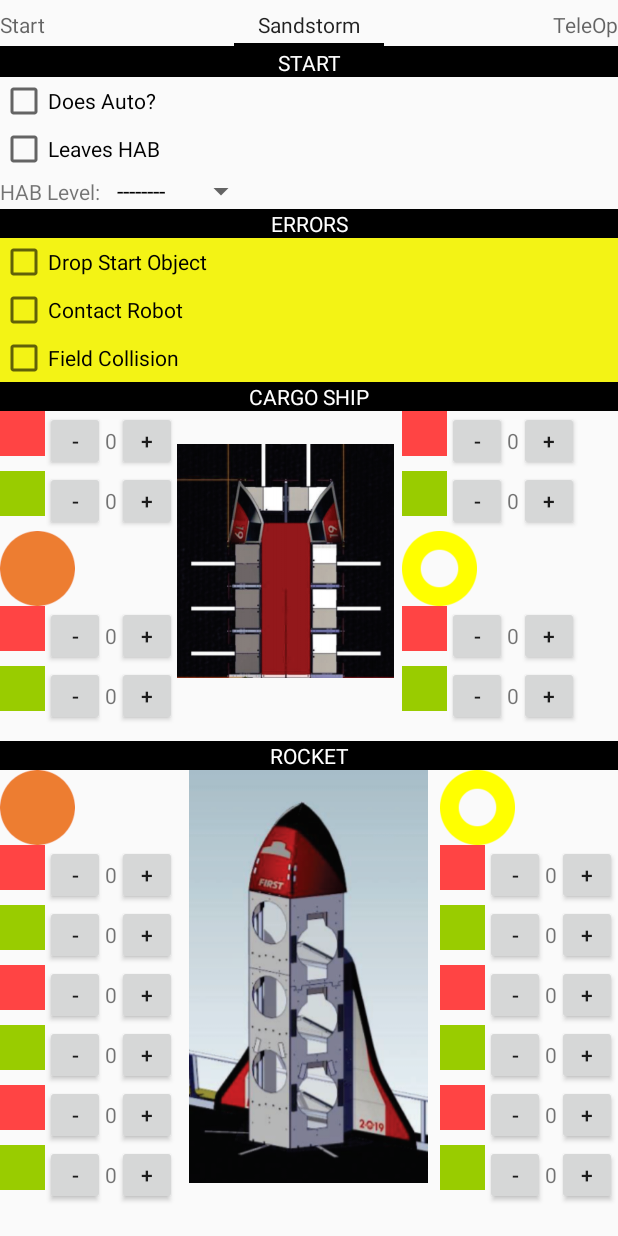
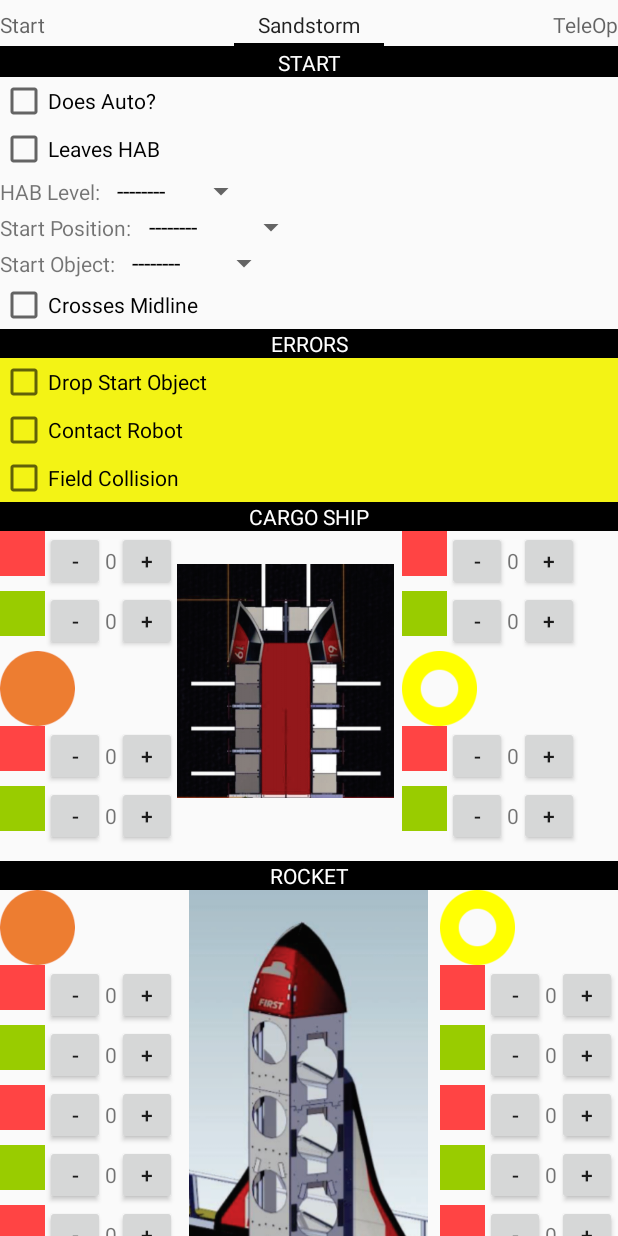
Before and after one commit to DisruptiveInnovation6317/CSP-Android, an Android app: the StartFragment screen opened directly, with no data from a screen before it, after a tap on "Sandstorm", on a phone screen of 412 x 824 dp. Run offline under Robolectric (Android 15) with nearby library versions, the phone set to English and light mode, and no system bars.

Commit message:
Add Missing Match Scouting Fields

```diff
--- a/app/src/main/java/com/frc63175985/csp/Debug.java
+++ b/app/src/main/java/com/frc63175985/csp/Debug.java
@@ -7,10 +7,10 @@ import android.util.Log;
  */
 public class Debug {
     public static final String TAG = "CSP_LOG";
-    public static final boolean AUTO_SIGNIN = true;
+    public static final boolean AUTO_SIGNIN = false;
     public static final boolean EMULATE_QR_SCAN = false;
     public static final boolean LOG_GENERATED_QR_CODE = false;
-    public static final boolean LOG_DATABASE_SET = true;
+    public static final boolean LOG_DATABASE_SET = false;
 
     public static void log(Object o) {
         Log.v(TAG, o.toString());
--- a/app/src/main/java/com/frc63175985/csp/FileManager.java
+++ b/app/src/main/java/com/frc63175985/csp/FileManager.java
@@ -2,7 +2,6 @@ package com.frc63175985.csp;
 
 import android.graphics.Bitmap;
 import android.graphics.BitmapFactory;
-import android.graphics.Matrix;
 import android.os.Environment;
 import android.support.annotation.NonNull;
 
--- a/app/src/main/java/com/frc63175985/csp/SandstormFragment.java
+++ b/app/src/main/java/com/frc63175985/csp/SandstormFragment.java
@@ -24,6 +24,9 @@ public class SandstormFragment extends BaseScoutFragment {
         Match.GUI.bindCheckbox(view, R.id.sandstorm_sandstorm_active, Match.SANDSTORM_ACTIVE);
         Match.GUI.bindCheckbox(view, R.id.sandstorm_leaves_hab_checkBox, Match.LEAVES_HAB);
         Match.GUI.bindSpinner(getContext(), view, R.id.sandstorm_hab_level_spinner, Match.START_LEVEL, Match.LEVELS_OPTIONS);
+        Match.GUI.bindSpinner(getContext(), view, R.id.sandstorm_start_position_spinner, Match.START_POSITION, new String[]{"--------", "Left", "Middle", "Right"});
+        Match.GUI.bindSpinner(getContext(), view, R.id.sandstorm_start_object_spinner, Match.START_OBJECT, new String[]{"--------", "N/A", "Hatch", "Cargo"});
+        Match.GUI.bindCheckbox(view, R.id.sandstorm_crosses_midline_checkBox, Match.CROSS_OVER);
 
         // Errors
         Match.GUI.bindCheckbox(view, R.id.sandstorm_drop_start_object_checkBox, Match.LOSES_START_OBJECT);
--- a/app/src/main/res/layout/fragment_sandstorm.xml
+++ b/app/src/main/res/layout/fragment_sandstorm.xml
@@ -45,6 +45,38 @@
                 android:layout_height="wrap_content" />
         </LinearLayout>
 
+        <LinearLayout
+            android:layout_width="wrap_content"
+            android:layout_height="wrap_content">
+            <TextView
+                android:text="Start Position: "
+                android:layout_width="wrap_content"
+                android:layout_height="wrap_content" />
+            <Spinner
+                android:id="@+id/sandstorm_start_position_spinner"
+                android:layout_width="wrap_content"
+                android:layout_height="wrap_content" />
+        </LinearLayout>
+
+        <LinearLayout
+            android:layout_width="wrap_content"
+            android:layout_height="wrap_content">
+            <TextView
+                android:text="Start Object: "
+                android:layout_width="wrap_content"
+                android:layout_height="wrap_content" />
+            <Spinner
+                android:id="@+id/sandstorm_start_object_spinner"
+                android:layout_width="wrap_content"
+                android:layout_height="wrap_content" />
+        </LinearLayout>
+
+        <CheckBox
+            android:id="@+id/sandstorm_crosses_midline_checkBox"
+            android:text="Crosses Midline"
+            android:layout_width="wrap_content"
+            android:layout_height="wrap_content" />
+
         <TextView
             android:id="@+id/sandstorm_errors_section_header"
             android:layout_width="match_parent"
```
